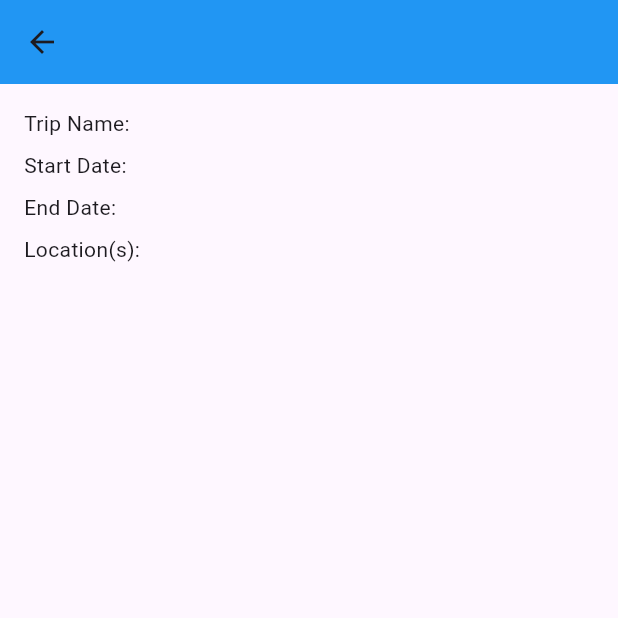
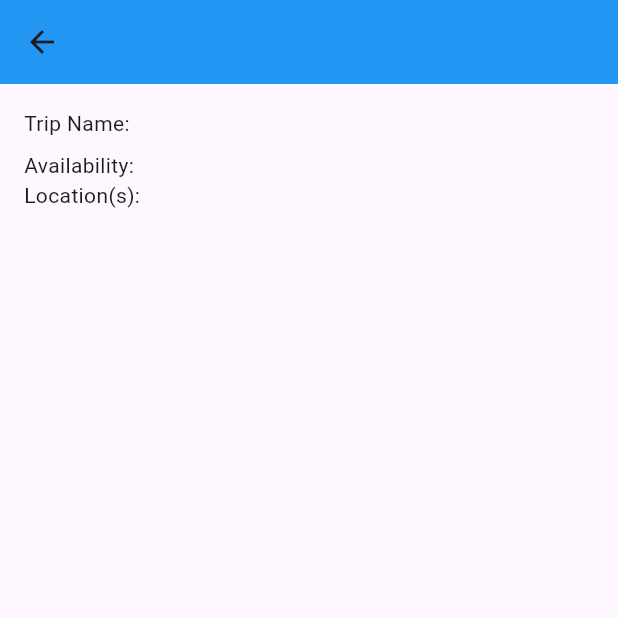
Before and after one commit to Terbish/GroupEscape, a Flutter app: the TripDetailsPage screen opened directly with empty values, on a phone screen of 412 x 824 dp, the top half of it. Run offline on Flutter 3.47's test engine with Material 3 defaults, Android fonts, the phone set to English and light mode, and no system bars; our stand-ins replace cloud_firestore, firebase_auth, firebase_core; accounts and stored records are empty.

Commit message:
- Reverted some changes on availability and trip model - Added delete function for trips

```diff
--- a/lib/pages/trip_details.dart
+++ b/lib/pages/trip_details.dart
@@ -1,18 +1,19 @@
 import 'package:flutter/material.dart';
+import 'package:intl/intl.dart';
+
+import '../util/availability.dart';
 
 class TripDetailsPage extends StatelessWidget {
   final String tripId;
   final String tripName;
-  final String startDate;
-  final String endDate;
+  final List<Availability> availability;
   final List<String> locations;
 
   const TripDetailsPage({
     super.key,
     required this.tripId,
     required this.tripName,
-    required this.startDate,
-    required this.endDate,
+    required this.availability,
     required this.locations,
   });
 
@@ -37,11 +38,16 @@ class TripDetailsPage extends StatelessWidget {
           children: [
             Text('Trip Name: $tripName'),
             const SizedBox(height: 8.0),
-            Text('Start Date: $startDate'),
-            const SizedBox(height: 8.0),
-            Text('End Date: $endDate'),
-            const SizedBox(height: 8.0),
+            // Text('Start Date: $startDate'),
+            // const SizedBox(height: 8.0),
+            // Text('End Date: $endDate'),
+            // const SizedBox(height: 8.0),
+            Text('Availability:'),
+            for (var avail in availability)
+              Text('${DateFormat('MM/dd/yyyy').format(avail.startDate.toDate())} - ${DateFormat('MM/dd/yyyy').format(avail.endDate.toDate())}'),
             Text('Location(s): ${locations.join(', ')}'),
+            const SizedBox(height: 16.0),
+
           ],
         ),
       ),
--- a/lib/services/firestore_service.dart
+++ b/lib/services/firestore_service.dart
@@ -12,4 +12,8 @@ class FirestoreService{
     Future<void> addAvailability(String tripId, String userId, Map<String, dynamic> availability) async{
       await _db.collection('trips').doc(tripId).collection('availability').doc(userId).set(availability);
     }
+
+    Future<void> deleteTrip(String tripId) async{
+      await _db.collection('trips').doc(tripId).delete();
+    }
 }
--- a/pubspec.yaml
+++ b/pubspec.yaml
@@ -40,6 +40,7 @@ dependencies:
   firebase_ui_auth: ^1.14.0
   shared_preferences: ^2.0.15
   cloud_firestore: ^4.17.2
+  intl:
 
 dev_dependencies:
   mockito:
```
Also changed, not shown: lib/models/availability_model.dart (deleted, +0 -21 lines), lib/models/trip_model.dart (+11 -6 lines), lib/pages/create_trip.dart (+17 -39 lines), lib/pages/home_page.dart (+12 -3 lines), pubspec.lock.
